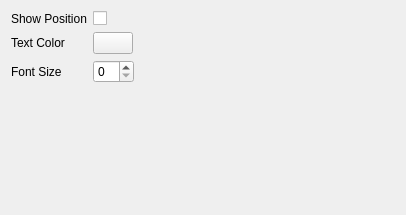
Before: the Qt Designer form src/bibleVerseViewConfig.ui in metaxy/bibleVerse, drawn with Qt 5.
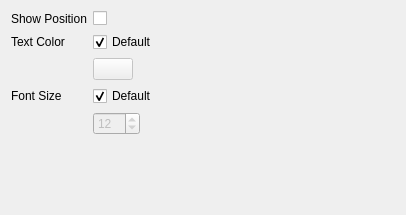
After: the same form once the commit is applied. Custom widgets are drawn as their Qt base class.

The edit to the form file:
```diff
--- a/src/bibleVerseViewConfig.ui
+++ b/src/bibleVerseViewConfig.ui
@@ -43,18 +43,52 @@
        </property>
       </widget>
      </item>
-     <item row="1" column="1">
-      <widget class="KColorButton" name="kcolorbutton_textcolor"/>
+     <item row="6" column="1">
+      <widget class="KIntSpinBox" name="kintspinbox_fontSize">
+       <property name="enabled">
+        <bool>false</bool>
+       </property>
+       <property name="maximum">
+        <number>200</number>
+       </property>
+       <property name="value">
+        <number>12</number>
+       </property>
+      </widget>
      </item>
-     <item row="2" column="0">
+     <item row="5" column="1">
+      <widget class="QCheckBox" name="checkBox_fontSize">
+       <property name="text">
+        <string>Default</string>
+       </property>
+       <property name="checked">
+        <bool>true</bool>
+       </property>
+      </widget>
+     </item>
+     <item row="5" column="0">
       <widget class="QLabel" name="label_2">
        <property name="text">
         <string>Font Size</string>
        </property>
       </widget>
      </item>
-     <item row="2" column="1">
-      <widget class="KIntSpinBox" name="kintspinbox_fontsize"/>
+     <item row="4" column="1">
+      <widget class="KColorButton" name="kcolorbutton_fontColor">
+       <property name="enabled">
+        <bool>false</bool>
+       </property>
+      </widget>
+     </item>
+     <item row="1" column="1">
+      <widget class="QCheckBox" name="checkBox_fontColor">
+       <property name="text">
+        <string>Default</string>
+       </property>
+       <property name="checked">
+        <bool>true</bool>
+       </property>
+      </widget>
      </item>
     </layout>
    </item>
```
